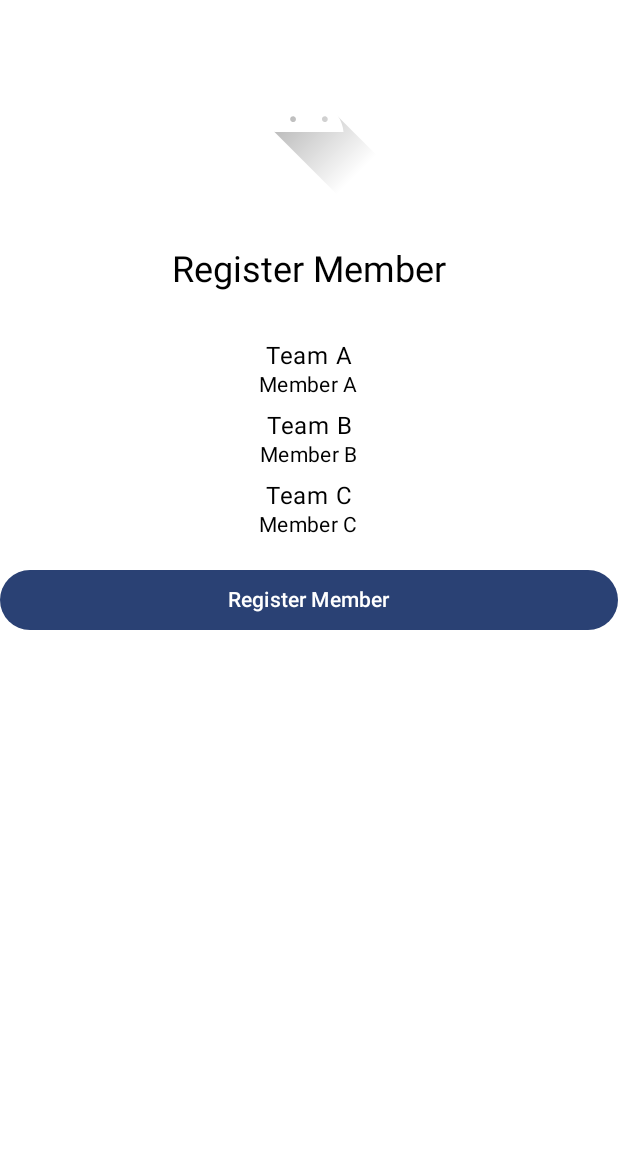
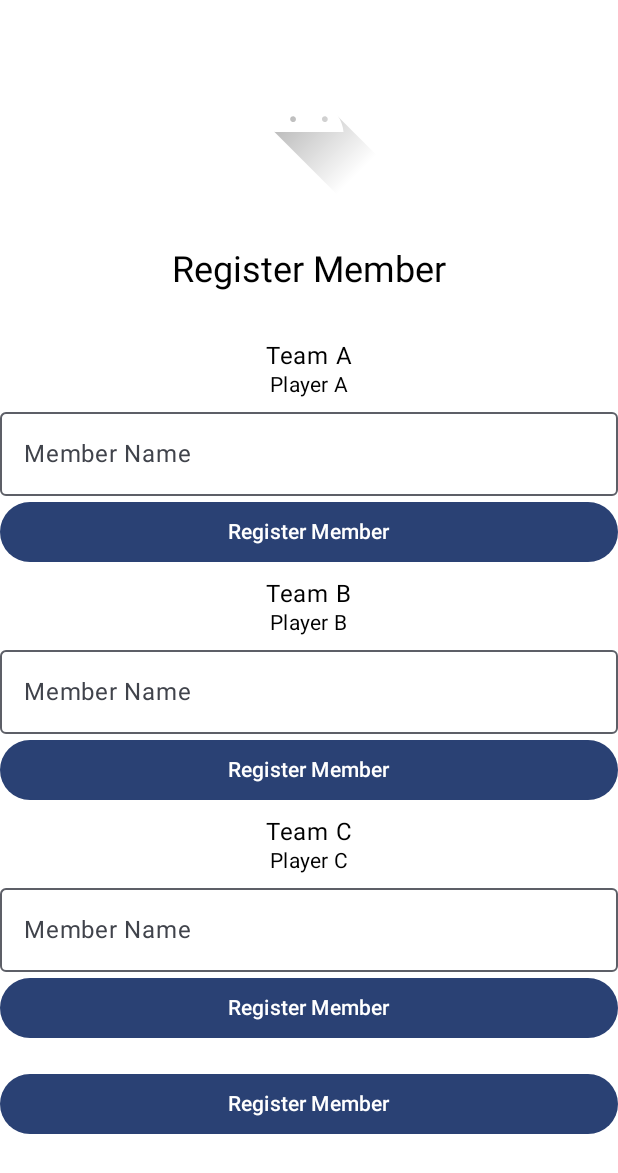
Before and after one commit to thonda28/molkky-score-board, an Android app built with Jetpack Compose: the @Preview function MemberPreview, on a phone screen of 412 x 824 dp. Shown: the top 1173 px of the screen. Run offline under Robolectric (Android 15) with nearby library versions, the phone set to English and light mode, and no system bars.

Commit message:
Add member management functionality to teams in the UI

```diff
--- a/app/src/main/java/com/example/molkkyscoreboard/ui/MemberScreen.kt
+++ b/app/src/main/java/com/example/molkkyscoreboard/ui/MemberScreen.kt
@@ -11,8 +11,13 @@ import androidx.compose.foundation.layout.width
 import androidx.compose.foundation.layout.widthIn
 import androidx.compose.material3.Button
 import androidx.compose.material3.MaterialTheme
+import androidx.compose.material3.OutlinedTextField
 import androidx.compose.material3.Text
 import androidx.compose.runtime.Composable
+import androidx.compose.runtime.getValue
+import androidx.compose.runtime.mutableStateOf
+import androidx.compose.runtime.remember
+import androidx.compose.runtime.setValue
 import androidx.compose.ui.Alignment
 import androidx.compose.ui.Modifier
 import androidx.compose.ui.res.dimensionResource
@@ -21,10 +26,14 @@ import androidx.compose.ui.res.stringResource
 import androidx.compose.ui.tooling.preview.Preview
 import androidx.compose.ui.unit.dp
 import com.example.molkkyscoreboard.R
+import com.example.molkkyscoreboard.data.Member
+import com.example.molkkyscoreboard.data.Team
 import com.example.molkkyscoreboard.ui.theme.MolkkyScoreBoardTheme
 
 @Composable
 fun MemberScreen(
+    teams: List<Team>,
+    onMemberNameEntered: (String, String) -> Unit,
     onNextButtonClicked: (Int) -> Unit,
     modifier: Modifier = Modifier,
 ) {
@@ -49,19 +58,19 @@ fun MemberScreen(
                 style = MaterialTheme.typography.headlineSmall,
             )
             Spacer(modifier = Modifier.height(dimensionResource(R.dimen.padding_medium)))
-            // 3つのチーム名を表示
-            // 3つのチーム名とメンバー名を表示
-            Column(horizontalAlignment = Alignment.CenterHorizontally) {
-                Text("Team A", style = MaterialTheme.typography.bodyLarge)
-                Text("Member A", style = MaterialTheme.typography.bodyMedium)
-            }
-            Column(horizontalAlignment = Alignment.CenterHorizontally) {
-                Text("Team B", style = MaterialTheme.typography.bodyLarge)
-                Text("Member B", style = MaterialTheme.typography.bodyMedium)
-            }
-            Column(horizontalAlignment = Alignment.CenterHorizontally) {
-                Text("Team C", style = MaterialTheme.typography.bodyLarge)
-                Text("Member C", style = MaterialTheme.typography.bodyMedium)
+            teams.forEach { team ->
+                Column(horizontalAlignment = Alignment.CenterHorizontally) {
+                    Text(team.name, style = MaterialTheme.typography.bodyLarge)
+                    team.members.forEach { member ->
+                        Text(member.name, style = MaterialTheme.typography.bodyMedium)
+                    }
+                    MemberForm(
+                        labelResourceId = R.string.register_member,
+                        tableName = team.name,
+                        onMemberNameEntered = onMemberNameEntered,
+                        modifier = Modifier.fillMaxWidth(),
+                    )
+                }
             }
             Spacer(modifier = Modifier.height(dimensionResource(R.dimen.padding_small)))
         }
@@ -76,6 +85,33 @@ fun MemberScreen(
                 modifier = Modifier.fillMaxWidth(),
             )
         }
+    }
+}
+
+@Composable
+fun MemberForm(
+    @StringRes labelResourceId: Int,
+    tableName: String,
+    onMemberNameEntered: (String, String) -> Unit,
+    modifier: Modifier = Modifier,
+) {
+    var memberName by remember { mutableStateOf("") }
+
+    OutlinedTextField(
+        value = memberName,
+        onValueChange = { memberName = it },
+        label = { Text(stringResource(R.string.member_name)) },
+        modifier = modifier.widthIn(min = 250.dp),
+    )
+
+    Button(
+        onClick = {
+            onMemberNameEntered(tableName, memberName)
+            memberName = ""
+        },
+        modifier = modifier.widthIn(min = 250.dp),
+    ) {
+        Text(stringResource(labelResourceId))
     }
 }
 
@@ -98,6 +134,12 @@ fun RegisterMemberButton(
 fun MemberPreview() {
     MolkkyScoreBoardTheme {
         MemberScreen(
+            teams = listOf(
+                Team("Team A", listOf(Member("Player A"))),
+                Team("Team B", listOf(Member("Player B"))),
+                Team("Team C", listOf(Member("Player C"))),
+            ),
+            onMemberNameEntered = { _, _ -> },
             onNextButtonClicked = {},
             modifier = Modifier.fillMaxWidth(),
         )
--- a/app/src/main/res/values/strings.xml
+++ b/app/src/main/res/values/strings.xml
@@ -4,6 +4,8 @@
     <string name="team_name">Team Name</string>
     <string name="add_team">Add Team</string>
     <string name="register_team">Register Team</string>
+    <string name="member_name">Member Name</string>
+    <string name="add_member">Add Member</string>
     <string name="register_member">Register Member</string>
     <string name="board">Board</string>
     <string name="result">Result</string>
```
Also changed, not shown: app/src/main/java/com/example/molkkyscoreboard/ScoreBoardScreen.kt (+7 -0 lines), app/src/main/java/com/example/molkkyscoreboard/ui/GameViewModel.kt (+18 -0 lines).
